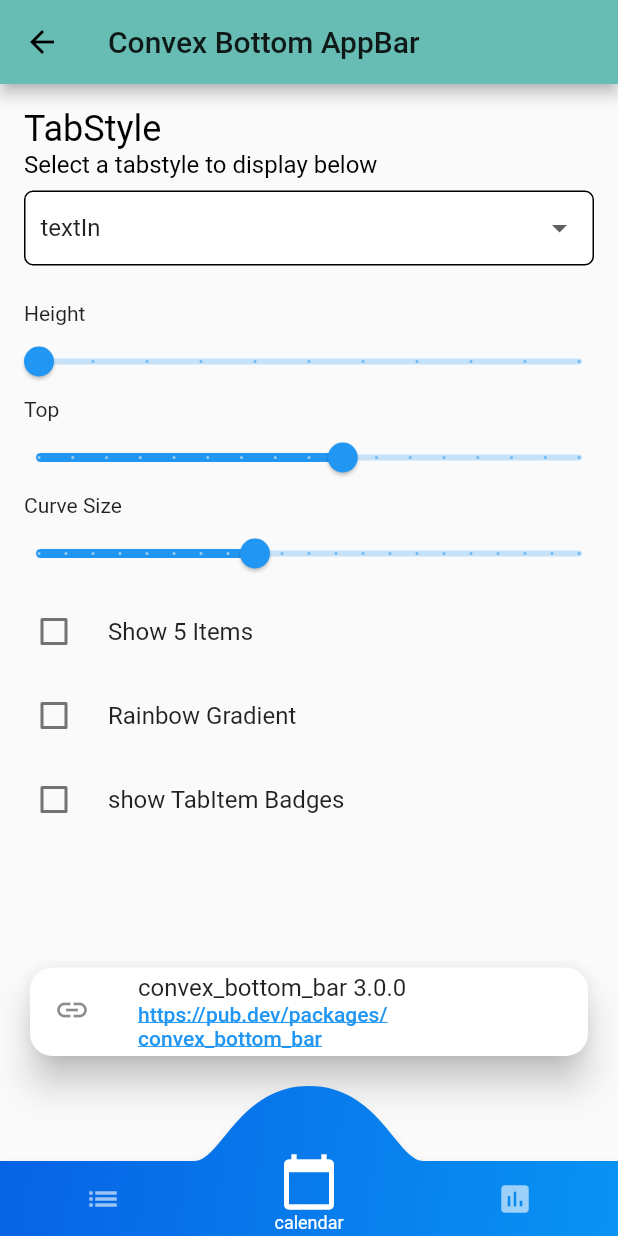
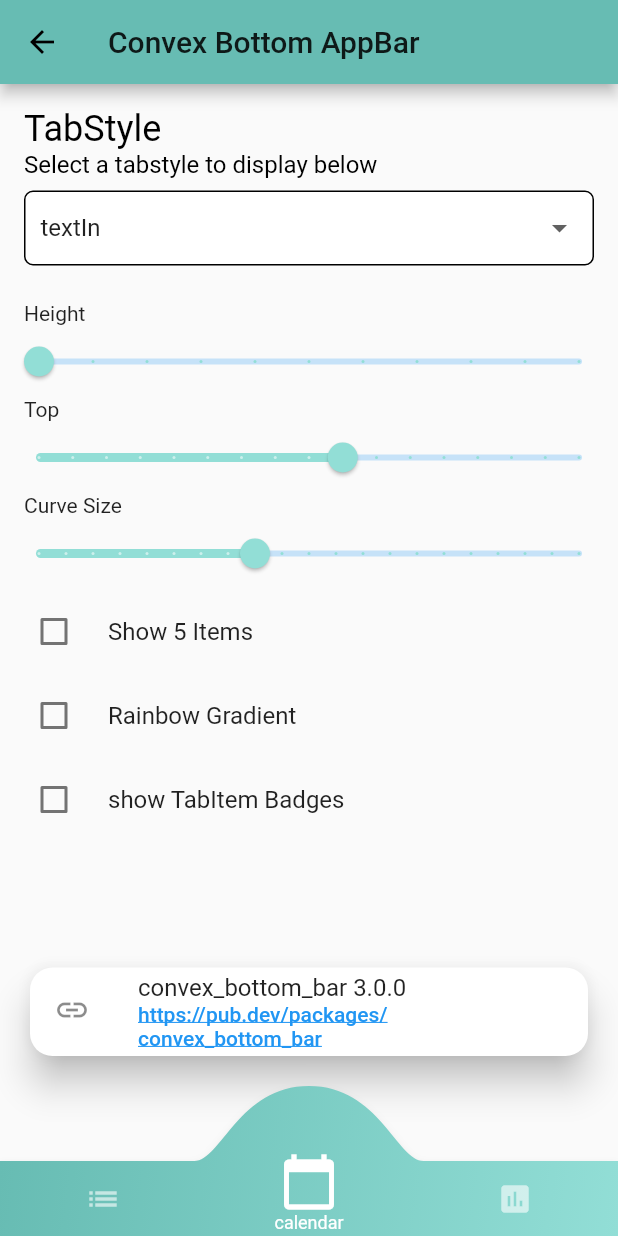
Before and after one commit to lucianojung/flutter_package_examples, a Flutter app: the ConvexBottomBarMain screen opened by its route, on a phone screen of 412 x 824 dp. Run offline on Flutter 3.47's test engine with Material 2 defaults, Android fonts, the phone set to English and light mode, and no system bars; drawn by our look-alikes of convex_bottom_bar; our stand-ins replace date_format, email_validator, expandable, flutter_signin_button.

Commit message:
bugfix: consistent coloring in the online app

```diff
--- a/lib/packages/convex_bottom_bar/convex_bottom_bar_main.dart
+++ b/lib/packages/convex_bottom_bar/convex_bottom_bar_main.dart
@@ -51,6 +51,7 @@ class _ConvexBottomBarMainState extends State<ConvexBottomBarMain> {
   Widget build(BuildContext context) {
     return Scaffold(
       appBar: AppBar(
+        backgroundColor: Theme.of(context).primaryColor,
         title: Text('Convex Bottom AppBar'),
       ),
       body: Stack(
@@ -94,7 +95,7 @@ class _ConvexBottomBarMainState extends State<ConvexBottomBarMain> {
                 Color(0xFFFF7F00),
                 Color(0xFFFF0000)
               ]
-            : [Color(0xFF0763e5), Color(0xFF0993f3)],
+            : [Theme.of(context).primaryColor, Theme.of(context).accentColor],
         tileMode: TileMode.repeated,
       ),
     );
@@ -148,6 +149,7 @@ class _ConvexBottomBarMainState extends State<ConvexBottomBarMain> {
         ),
       ),
       Slider(
+          activeColor: Theme.of(context).accentColor,
           value: _height,
           min: _tabstyle == TabStyle.titled ? 20 : 50,
           max: _tabstyle == TabStyle.titled ? 70 : 100,
@@ -166,6 +168,7 @@ class _ConvexBottomBarMainState extends State<ConvexBottomBarMain> {
         ),
       ),
       Slider(
+          activeColor: Theme.of(context).accentColor,
           value: _top,
           min: max(-_curveSize + 1, -95),
           max: -15,
@@ -184,6 +187,7 @@ class _ConvexBottomBarMainState extends State<ConvexBottomBarMain> {
         ),
       ),
       Slider(
+          activeColor: Theme.of(context).accentColor,
           value: _curveSize,
           min: 50,
           max: 250,
--- a/lib/packages/date_format/date_format_main.dart
+++ b/lib/packages/date_format/date_format_main.dart
@@ -48,6 +48,7 @@ class _DateFormatMainState extends State<DateFormatMain> {
   Widget build(BuildContext context) {
     return Scaffold(
       appBar: AppBar(
+        backgroundColor: Theme.of(context).primaryColor,
         title: Text('Date Format'),
       ),
       body: Container(
--- a/lib/packages/email_valiator/email_validator_main.dart
+++ b/lib/packages/email_valiator/email_validator_main.dart
@@ -23,6 +23,7 @@ class _EmailValidatorMainState extends State<EmailValidatorMain> {
   Widget build(BuildContext context) {
     return Scaffold(
       appBar: AppBar(
+        backgroundColor: Theme.of(context).primaryColor,
         title: Text('Email Validator'),
       ),
       body: Stack(
--- a/lib/packages/flutter_signin_button/flutter_signin_button.dart
+++ b/lib/packages/flutter_signin_button/flutter_signin_button.dart
@@ -23,6 +23,7 @@ class _FlutterSigninButtonMainState extends State<FlutterSigninButtonMain> {
   Widget build(BuildContext context) {
     return Scaffold(
       appBar: AppBar(
+        backgroundColor: Theme.of(context).primaryColor,
         title: Text('Flutter Signin Button'),
       ),
       body: Center(
--- a/lib/packages/url_launcher/url_launcher_main.dart
+++ b/lib/packages/url_launcher/url_launcher_main.dart
@@ -38,6 +38,7 @@ class _UrlLauncherState extends State<UrlLauncher> {
   Widget build(BuildContext context) {
     return Scaffold(
       appBar: AppBar(
+        backgroundColor: Theme.of(context).primaryColor,
         title: Text('Url Launcher'),
       ),
       body: Center(
```
